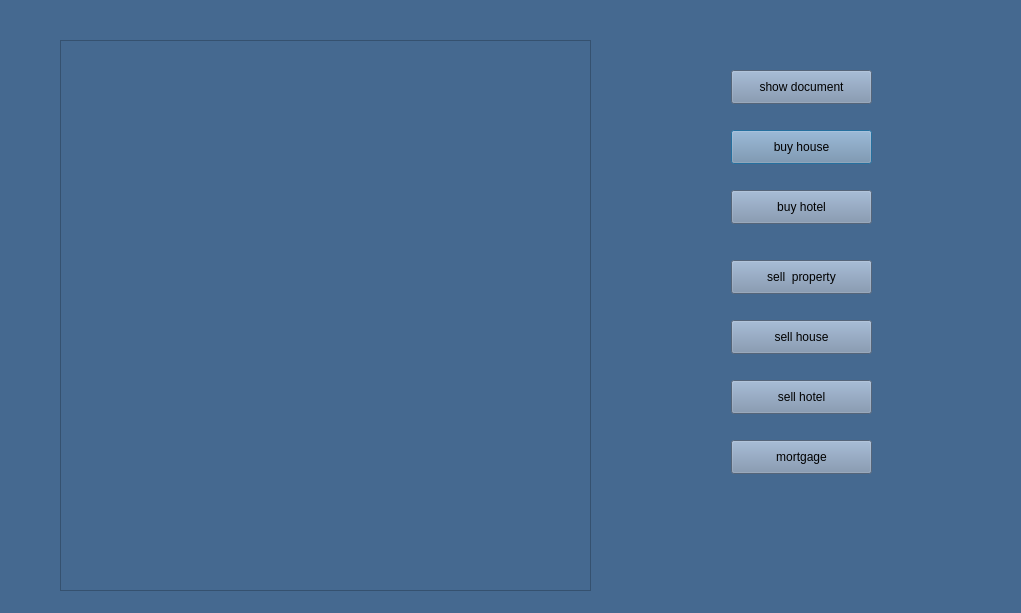
Above: Monopoly/my_properties.ui from shaahinfaezi/Monopoly before the change. Below: the same form after it.
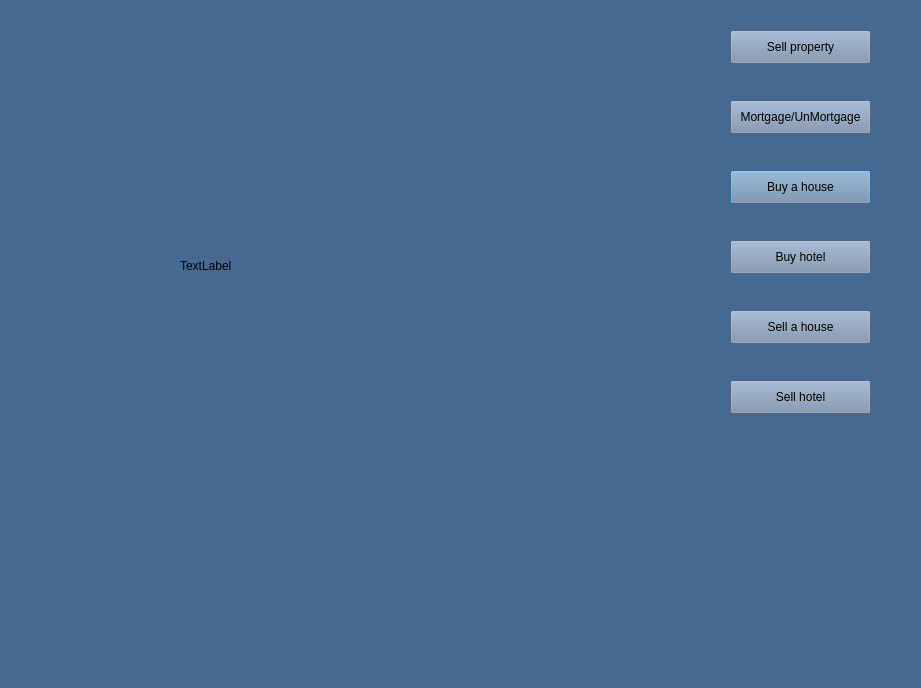
That is the form after the change.

Commit message: My properties,sell houses,buy houses,sell hotel,buy hotels,...

Diff of the .ui file:
```diff
--- a/Monopoly/my_properties.ui
+++ b/Monopoly/my_properties.ui
@@ -6,8 +6,8 @@
    <rect>
     <x>0</x>
     <y>0</y>
-    <width>1021</width>
-    <height>613</height>
+    <width>921</width>
+    <height>688</height>
    </rect>
   </property>
   <property name="windowTitle">
@@ -17,21 +17,11 @@
    <string notr="true">
 background-color: rgb(69, 105, 144);</string>
   </property>
-  <widget class="QListWidget" name="listWidget">
-   <property name="geometry">
-    <rect>
-     <x>60</x>
-     <y>40</y>
-     <width>531</width>
-     <height>551</height>
-    </rect>
-   </property>
-  </widget>
   <widget class="QPushButton" name="pushButton">
    <property name="geometry">
     <rect>
-     <x>731</x>
-     <y>130</y>
+     <x>730</x>
+     <y>170</y>
      <width>141</width>
      <height>34</height>
     </rect>
@@ -41,14 +31,14 @@
 </string>
    </property>
    <property name="text">
-    <string>buy house</string>
+    <string>Buy a house</string>
    </property>
   </widget>
   <widget class="QPushButton" name="pushButton_2">
    <property name="geometry">
     <rect>
-     <x>731</x>
-     <y>190</y>
+     <x>730</x>
+     <y>240</y>
      <width>141</width>
      <height>34</height>
     </rect>
@@ -58,14 +48,14 @@
 </string>
    </property>
    <property name="text">
-    <string>buy hotel</string>
+    <string>Buy hotel</string>
    </property>
   </widget>
   <widget class="QPushButton" name="pushButton_3">
    <property name="geometry">
     <rect>
-     <x>731</x>
-     <y>260</y>
+     <x>730</x>
+     <y>30</y>
      <width>141</width>
      <height>34</height>
     </rect>
@@ -75,14 +65,14 @@
 </string>
    </property>
    <property name="text">
-    <string>sell  property</string>
+    <string>Sell property</string>
    </property>
   </widget>
   <widget class="QPushButton" name="pushButton_4">
    <property name="geometry">
     <rect>
-     <x>731</x>
-     <y>320</y>
+     <x>730</x>
+     <y>310</y>
      <width>141</width>
      <height>34</height>
     </rect>
@@ -92,13 +82,13 @@
 </string>
    </property>
    <property name="text">
-    <string>sell house</string>
+    <string>Sell a house</string>
    </property>
   </widget>
   <widget class="QPushButton" name="pushButton_5">
    <property name="geometry">
     <rect>
-     <x>731</x>
+     <x>730</x>
      <y>380</y>
      <width>141</width>
      <height>34</height>
@@ -109,31 +99,14 @@
 </string>
    </property>
    <property name="text">
-    <string>sell hotel</string>
-   </property>
-  </widget>
-  <widget class="QPushButton" name="pushButton_6">
-   <property name="geometry">
-    <rect>
-     <x>731</x>
-     <y>70</y>
-     <width>141</width>
-     <height>34</height>
-    </rect>
-   </property>
-   <property name="styleSheet">
-    <string notr="true">background-color: rgb(119, 141, 169);
-</string>
-   </property>
-   <property name="text">
-    <string>show document</string>
+    <string>Sell hotel</string>
    </property>
   </widget>
   <widget class="QPushButton" name="pushButton_7">
    <property name="geometry">
     <rect>
-     <x>731</x>
-     <y>440</y>
+     <x>730</x>
+     <y>100</y>
      <width>141</width>
      <height>34</height>
     </rect>
@@ -143,7 +116,75 @@
 </string>
    </property>
    <property name="text">
-    <string>mortgage</string>
+    <string>Mortgage/UnMortgage</string>
+   </property>
+  </widget>
+  <widget class="QLabel" name="label">
+   <property name="geometry">
+    <rect>
+     <x>180</x>
+     <y>30</y>
+     <width>321</width>
+     <height>471</height>
+    </rect>
+   </property>
+   <property name="text">
+    <string>TextLabel</string>
+   </property>
+  </widget>
+  <widget class="QPushButton" name="pushButton_6">
+   <property name="geometry">
+    <rect>
+     <x>170</x>
+     <y>540</y>
+     <width>101</width>
+     <height>101</height>
+    </rect>
+   </property>
+   <property name="sizePolicy">
+    <sizepolicy hsizetype="Fixed" vsizetype="Fixed">
+     <horstretch>0</horstretch>
+     <verstretch>0</verstretch>
+    </sizepolicy>
+   </property>
+   <property name="styleSheet">
+    <string notr="true">background-color: transparent;
+background: none;
+border: none;
+background-repeat: none;
+
+ 
+</string>
+   </property>
+   <property name="text">
+    <string/>
+   </property>
+  </widget>
+  <widget class="QPushButton" name="pushButton_8">
+   <property name="geometry">
+    <rect>
+     <x>410</x>
+     <y>540</y>
+     <width>101</width>
+     <height>101</height>
+    </rect>
+   </property>
+   <property name="sizePolicy">
+    <sizepolicy hsizetype="Fixed" vsizetype="Fixed">
+     <horstretch>0</horstretch>
+     <verstretch>0</verstretch>
+    </sizepolicy>
+   </property>
+   <property name="styleSheet">
+    <string notr="true">background-color: transparent;
+background: none;
+border: none;
+background-repeat: none;
+
+ </string>
+   </property>
+   <property name="text">
+    <string/>
    </property>
   </widget>
  </widget>
```
The commit also changes 11 other files.
